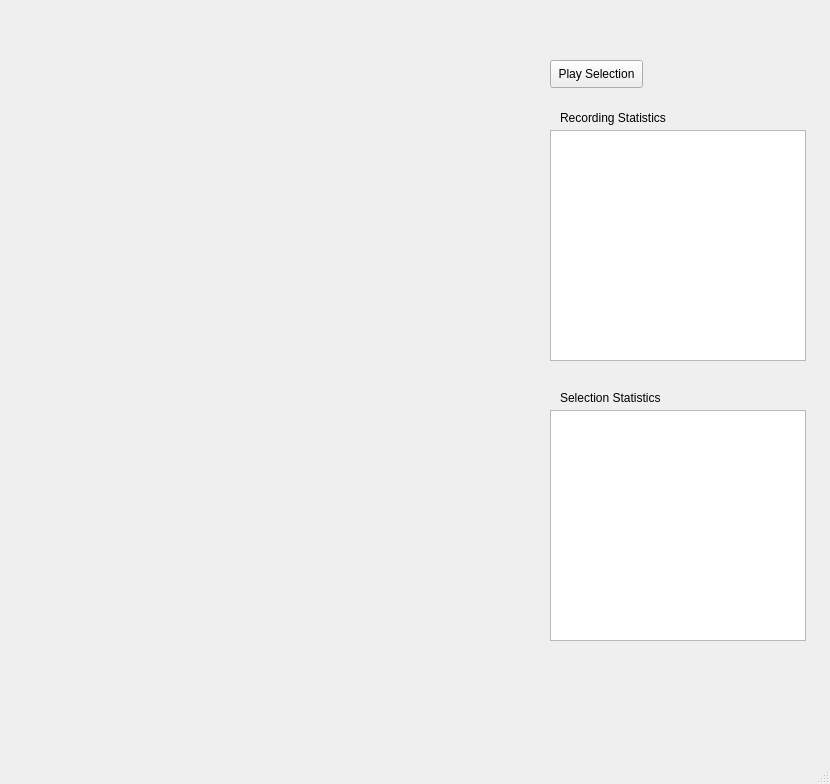
Above: Report.ui from jalevitt/RealTimeSpeechFeedback before the change. Below: the same form after it.
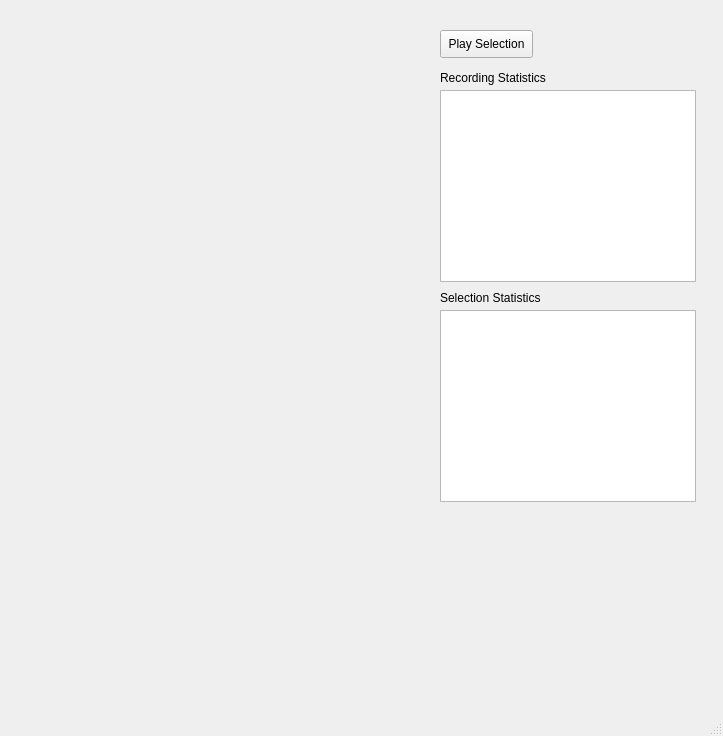
That is the form after the change. Custom widgets are drawn as their Qt base class.

```diff
--- a/Report.ui
+++ b/Report.ui
@@ -6,8 +6,8 @@
    <rect>
     <x>0</x>
     <y>0</y>
-    <width>830</width>
-    <height>784</height>
+    <width>723</width>
+    <height>736</height>
    </rect>
   </property>
   <property name="windowTitle">
@@ -18,47 +18,17 @@
     <property name="geometry">
      <rect>
       <x>10</x>
-      <y>60</y>
-      <width>531</width>
-      <height>161</height>
-     </rect>
-    </property>
-   </widget>
-   <widget class="MatplotlibWidget" name="PitchPlot">
-    <property name="geometry">
-     <rect>
-      <x>10</x>
-      <y>230</y>
-      <width>531</width>
-      <height>161</height>
-     </rect>
-    </property>
-   </widget>
-   <widget class="MatplotlibWidget" name="VTLPlot">
-    <property name="geometry">
-     <rect>
-      <x>10</x>
-      <y>400</y>
-      <width>531</width>
-      <height>161</height>
-     </rect>
-    </property>
-   </widget>
-   <widget class="MatplotlibWidget" name="VarPlot">
-    <property name="geometry">
-     <rect>
-      <x>10</x>
-      <y>570</y>
-      <width>531</width>
-      <height>161</height>
+      <y>30</y>
+      <width>420</width>
+      <height>151</height>
      </rect>
     </property>
    </widget>
    <widget class="QPushButton" name="PlayBack">
     <property name="geometry">
      <rect>
-      <x>550</x>
-      <y>60</y>
+      <x>440</x>
+      <y>30</y>
       <width>93</width>
       <height>28</height>
      </rect>
@@ -67,13 +37,26 @@
      <string>Play Selection</string>
     </property>
    </widget>
+   <widget class="QLabel" name="label_2">
+    <property name="geometry">
+     <rect>
+      <x>440</x>
+      <y>70</y>
+      <width>112</width>
+      <height>16</height>
+     </rect>
+    </property>
+    <property name="text">
+     <string>Recording Statistics</string>
+    </property>
+   </widget>
    <widget class="QTextBrowser" name="RecordingText">
     <property name="geometry">
      <rect>
-      <x>550</x>
-      <y>130</y>
+      <x>440</x>
+      <y>90</y>
       <width>256</width>
-      <height>231</height>
+      <height>192</height>
      </rect>
     </property>
     <property name="html">
@@ -84,22 +67,32 @@
 &lt;p style=&quot;-qt-paragraph-type:empty; margin-top:0px; margin-bottom:0px; margin-left:0px; margin-right:0px; -qt-block-indent:0; text-indent:0px; font-size:8pt;&quot;&gt;&lt;br /&gt;&lt;/p&gt;&lt;/body&gt;&lt;/html&gt;</string>
     </property>
    </widget>
-   <widget class="QTextBrowser" name="SelectionText">
+   <widget class="MatplotlibWidget" name="PitchPlot">
     <property name="geometry">
      <rect>
-      <x>550</x>
-      <y>410</y>
-      <width>256</width>
-      <height>231</height>
+      <x>10</x>
+      <y>190</y>
+      <width>420</width>
+      <height>151</height>
+     </rect>
+    </property>
+   </widget>
+   <widget class="MatplotlibWidget" name="VTLPlot">
+    <property name="geometry">
+     <rect>
+      <x>10</x>
+      <y>350</y>
+      <width>420</width>
+      <height>151</height>
      </rect>
     </property>
    </widget>
    <widget class="QLabel" name="label">
     <property name="geometry">
      <rect>
-      <x>560</x>
-      <y>390</y>
-      <width>131</width>
+      <x>440</x>
+      <y>290</y>
+      <width>107</width>
       <height>16</height>
      </rect>
     </property>
@@ -107,26 +100,43 @@
      <string>Selection Statistics</string>
     </property>
    </widget>
-   <widget class="QLabel" name="label_2">
+   <widget class="QTextBrowser" name="SelectionText">
     <property name="geometry">
      <rect>
-      <x>560</x>
-      <y>110</y>
-      <width>141</width>
-      <height>16</height>
+      <x>440</x>
+      <y>310</y>
+      <width>256</width>
+      <height>192</height>
      </rect>
     </property>
-    <property name="text">
-     <string>Recording Statistics</string>
+   </widget>
+   <widget class="MatplotlibWidget" name="VarPlot">
+    <property name="geometry">
+     <rect>
+      <x>10</x>
+      <y>510</y>
+      <width>420</width>
+      <height>151</height>
+     </rect>
     </property>
    </widget>
+   <zorder>RawPlot</zorder>
+   <zorder>PlayBack</zorder>
+   <zorder>label_2</zorder>
+   <zorder>RecordingText</zorder>
+   <zorder>PitchPlot</zorder>
+   <zorder>VTLPlot</zorder>
+   <zorder>label</zorder>
+   <zorder>SelectionText</zorder>
+   <zorder>VarPlot</zorder>
+   <zorder>verticalSpacer</zorder>
   </widget>
   <widget class="QMenuBar" name="menubar">
    <property name="geometry">
     <rect>
      <x>0</x>
      <y>0</y>
-     <width>830</width>
+     <width>723</width>
      <height>26</height>
     </rect>
    </property>
```
